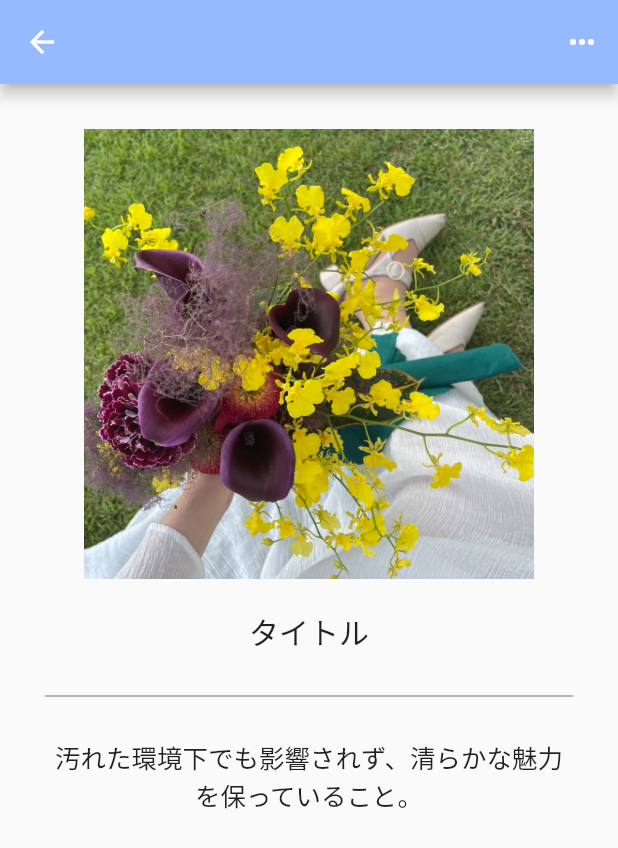
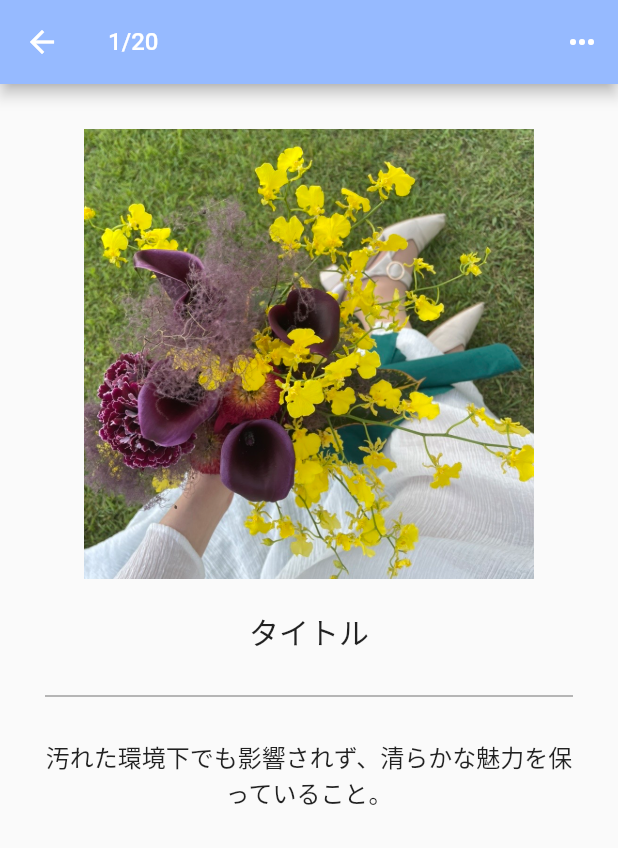
Before and after one commit to kitashio/my-colle-app, a Flutter app: the ListDetailPage screen opened directly, on a phone screen of 412 x 824 dp. Shown: the top 848 px of the screen. Run offline on Flutter 3.47's test engine with Material 2 defaults, Android fonts, the phone set to English and light mode, and no system bars; our stand-ins replace flutter_neumorphic, google_fonts.

Commit message:
リスト一覧ページの個数追加

```diff
--- a/lib/Books_Page/my_colle_page.dart
+++ b/lib/Books_Page/my_colle_page.dart
@@ -27,6 +27,7 @@ class _MyBookPageState extends State<MyBookPage> {
         actions: [
           IconButton(icon: Icon(Icons.add,),
               onPressed: (){
+                //コレクション追加ページへ遷移
                 Navigator.push(
                   context,
                   MaterialPageRoute(builder: (context) => ColleAddPage()),
@@ -39,6 +40,7 @@ class _MyBookPageState extends State<MyBookPage> {
               children: [
                 GestureDetector(
                   onTap: (){
+                    //コレクションアイテム一覧ページへ遷移
                     Navigator.push(
                       context,
                       MaterialPageRoute(builder: (context) => MyListPage()),
--- a/lib/Books_Page/my_list_detail.dart
+++ b/lib/Books_Page/my_list_detail.dart
@@ -47,7 +47,13 @@ class _ListDetailPageState extends State<ListDetailPage> {
     return Scaffold(
       appBar: AppBar(
         backgroundColor:Color.fromRGBO(150, 186, 255, 100),
+        title: Text('1/20',
+        style: TextStyle(
+          fontSize: 16,
+        ),
+        ),
         actions: [
+          //右上のポップアップメニュー
           PopupMenuButton<int>(
             icon: Icon(Icons.more_horiz),
             itemBuilder: (context) => [
@@ -114,7 +120,7 @@ class _ListDetailPageState extends State<ListDetailPage> {
               Text('汚れた環境下でも影響されず、清らかな魅力を保っていること。',
                 textAlign: TextAlign.center,
                 style: TextStyle(
-                  fontSize: 17,
+                  fontSize: 16,
 
                 ),
               ),
```
Also changed, not shown: lib/Books_Page/my_list_page.dart (+9 -1 lines).
